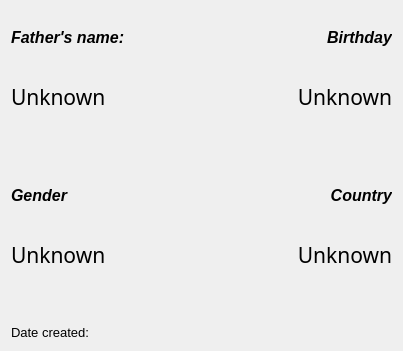
The window that ui/dataviewer.ui (amirmohsen1384/DataBox) describes before a commit, drawn with Qt 5.
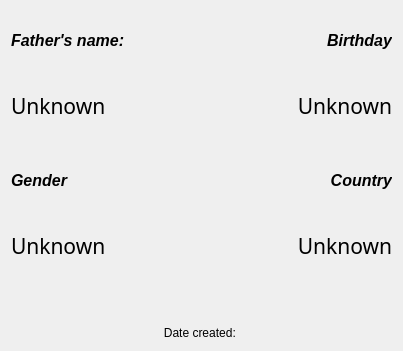
The same window after the commit.

Commit message: Modification to the data viewer

The edit to the form file:
```diff
--- a/ui/dataviewer.ui
+++ b/ui/dataviewer.ui
@@ -138,7 +138,7 @@
      <property name="sizeHint" stdset="0">
       <size>
        <width>22</width>
-       <height>40</height>
+       <height>10</height>
       </size>
      </property>
     </spacer>
@@ -179,7 +179,7 @@
      <property name="font">
       <font>
        <family>Segoe UI</family>
-       <pointsize>10</pointsize>
+       <pointsize>9</pointsize>
        <bold>false</bold>
       </font>
      </property>
@@ -187,7 +187,7 @@
       <string>Date created: </string>
      </property>
      <property name="alignment">
-      <set>Qt::AlignBottom|Qt::AlignLeading|Qt::AlignLeft</set>
+      <set>Qt::AlignBottom|Qt::AlignHCenter</set>
      </property>
     </widget>
    </item>
```
